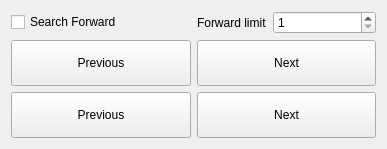
xerp/projections, file app/resources/modules/bible.ui: the form before one commit.
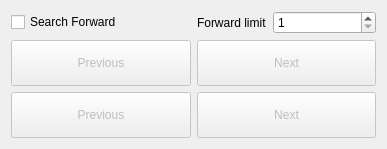
The form after the commit. Icons and pictures are not drawn.

Commit message: Bible module changes

```diff
--- a/app/resources/modules/bible.ui
+++ b/app/resources/modules/bible.ui
@@ -26,6 +26,9 @@
       <layout class="QGridLayout" name="gridLayout">
        <item row="2" column="1">
         <widget class="QPushButton" name="cmdNextChapter">
+         <property name="enabled">
+          <bool>false</bool>
+         </property>
          <property name="sizePolicy">
           <sizepolicy hsizetype="Minimum" vsizetype="MinimumExpanding">
            <horstretch>0</horstretch>
@@ -61,6 +64,9 @@
        </item>
        <item row="2" column="0">
         <widget class="QPushButton" name="cmdPrevChapter">
+         <property name="enabled">
+          <bool>false</bool>
+         </property>
          <property name="sizePolicy">
           <sizepolicy hsizetype="Minimum" vsizetype="Expanding">
            <horstretch>0</horstretch>
@@ -93,6 +99,9 @@
        </item>
        <item row="3" column="1">
         <widget class="QPushButton" name="cmdNextVerse">
+         <property name="enabled">
+          <bool>false</bool>
+         </property>
          <property name="sizePolicy">
           <sizepolicy hsizetype="Minimum" vsizetype="Expanding">
            <horstretch>0</horstretch>
@@ -122,6 +131,9 @@
        </item>
        <item row="3" column="0">
         <widget class="QPushButton" name="cmdPrevVerse">
+         <property name="enabled">
+          <bool>false</bool>
+         </property>
          <property name="sizePolicy">
           <sizepolicy hsizetype="Minimum" vsizetype="Expanding">
            <horstretch>0</horstretch>
```
The commit also changes 4 other files.
